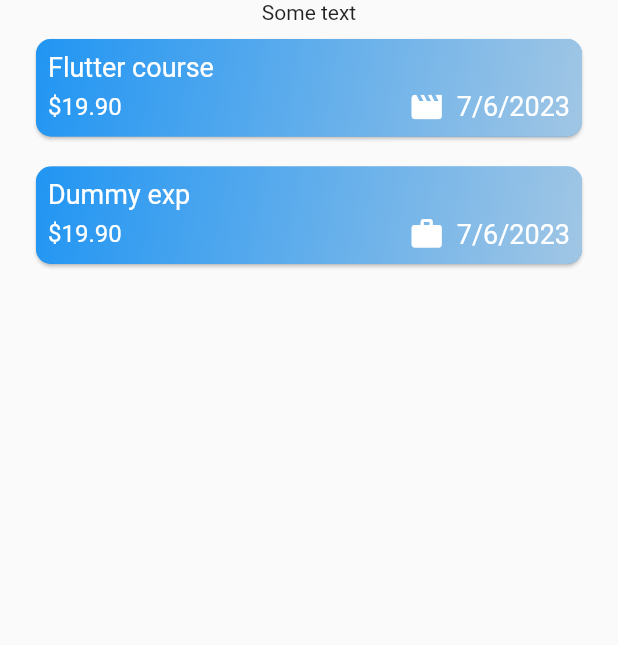
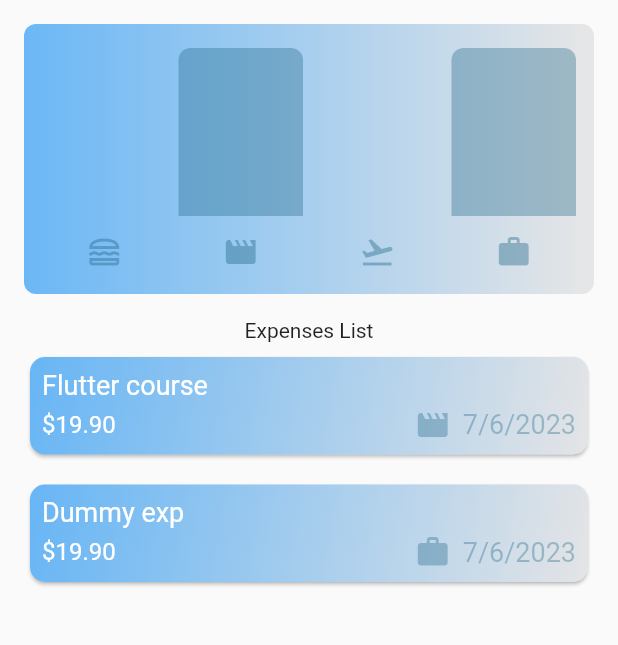
Before and after one commit to DmitrySergienko/expenses_tracker, a Flutter app: the screen it shows after launch, on a phone screen of 412 x 824 dp, the part 84-729 px from its top. Run offline on Flutter 3.47's test engine with Material 2 defaults, Android fonts, the phone set to English and light mode, and no system bars.

Commit message:
chat attached, theme updated

```diff
--- a/lib/main.dart
+++ b/lib/main.dart
@@ -21,15 +21,16 @@ void main() {
         useMaterial3: true,
          colorScheme: kDarkColorTheme,
           //add card scheme
-        cardTheme: CardTheme(
-          // Set any attributes of CardTheme you want here.
-          // As an example, I'm setting color and shape here.
-          color: kDarkColorTheme.primaryContainer,
-          //margin: const EdgeInsets.symmetric(vertical: 8),
-          shape: RoundedRectangleBorder(
-            borderRadius: BorderRadius.circular(10),
-          ),
-        ),
+        // cardTheme: CardTheme(
+        //   // Set any attributes of CardTheme you want here.
+        //   // As an example, I'm setting color and shape here.
+        //   color: kDarkColorTheme.primaryContainer,
+        //   //margin: const EdgeInsets.symmetric(vertical: 8),
+        //   shape: RoundedRectangleBorder(
+        //     borderRadius: BorderRadius.circular(10),
+        //   ),
+        // ),
+
         //add button scheme for dark mode
         elevatedButtonTheme: ElevatedButtonThemeData(
           style: ElevatedButton.styleFrom(
@@ -42,15 +43,15 @@ void main() {
         colorScheme: kColorScheme,
 
         //add card scheme
-        cardTheme: CardTheme(
-          // Set any attributes of CardTheme you want here.
-          // As an example, I'm setting color and shape here.
-          color: Colors.blue,
-          //margin: const EdgeInsets.symmetric(vertical: 8),
-          shape: RoundedRectangleBorder(
-            borderRadius: BorderRadius.circular(10),
-          ),
-        ),
+        // cardTheme: CardTheme(
+        //   // Set any attributes of CardTheme you want here.
+        //   // As an example, I'm setting color and shape here.
+        //   color: Colors.blue,
+        //   //margin: const EdgeInsets.symmetric(vertical: 8),
+        //   shape: RoundedRectangleBorder(
+        //     borderRadius: BorderRadius.circular(10),
+        //   ),
+        // ),
         //add button scheme
         elevatedButtonTheme: ElevatedButtonThemeData(
           style: ElevatedButton.styleFrom(
--- a/lib/models/expense.dart
+++ b/lib/models/expense.dart
@@ -35,3 +35,27 @@ return formatter.format(date);
   }
 
 }
+
+// to get sum for each cutegory for charts
+class ExpenseBucket{
+
+const ExpenseBucket({required this.category, required this.expenses});
+
+// is a named constructor that creates an ExpenseBucket where the expenses list only includes the expenses from allExpenses that match the specified category.
+ExpenseBucket.forCategory(List<Expense> allExpesnses, this.category)
+  :expenses = allExpesnses.where((item) => item.categoty == category).toList();
+
+
+  final Category category;
+  final List<Expense> expenses;
+
+
+  double get totalExpenses {
+    double sum = 0;
+
+    for (final i in expenses){
+      sum = sum + i.amount;
+
+    } return sum;
+  }
+}
--- /dev/null
+++ b/lib/widgets/chart/chart.dart
@@ -0,0 +1,98 @@
+import 'package:flutter/material.dart';
+
+import '../../models/expense.dart';
+import 'chart_bar.dart';
+
+
+
+class Chart extends StatelessWidget {
+  const Chart({super.key, required this.expenses});
+
+  final List<Expense> expenses;
+
+  List<ExpenseBucket> get buckets {
+    return [
+      ExpenseBucket.forCategory(expenses, Category.food),
+      ExpenseBucket.forCategory(expenses, Category.leisure),
+      ExpenseBucket.forCategory(expenses, Category.travel),
+      ExpenseBucket.forCategory(expenses, Category.work),
+    ];
+  }
+
+  double get maxTotalExpense {
+    double maxTotalExpense = 0;
+
+    for (final bucket in buckets) {
+      if (bucket.totalExpenses > maxTotalExpense) {
+        maxTotalExpense = bucket.totalExpenses;
+      }
+    }
+
+    return maxTotalExpense;
+  }
+
+  @override
+  Widget build(BuildContext context) {
+    final isDarkMode =
+        MediaQuery.of(context).platformBrightness == Brightness.dark;
+    return Container(
+      margin: const EdgeInsets.all(16),
+      padding: const EdgeInsets.symmetric(
+        vertical: 16,
+        horizontal: 8,
+      ),
+      width: double.infinity,
+      height: 180,
+      decoration: BoxDecoration(
+        borderRadius: BorderRadius.circular(8),
+        gradient: LinearGradient(
+
+          colors: [
+            Color.fromARGB(168, 33, 149, 243),
+             Color.fromARGB(172, 222, 221, 221)
+          ],
+          begin: Alignment.centerLeft,
+          end: Alignment.centerRight,
+        ),
+      ),
+      child: Column(
+        children: [
+          Expanded(
+            child: Row(
+              crossAxisAlignment: CrossAxisAlignment.end,
+              children: [
+                for (final bucket in buckets) // alternative to map()
+                  ChartBar(
+                    fill: bucket.totalExpenses == 0
+                        ? 0
+                        : bucket.totalExpenses / maxTotalExpense,
+                  )
+              ],
+            ),
+          ),
+          const SizedBox(height: 12),
+          Row(
+            children: buckets
+                .map(
+                  (bucket) => Expanded(
+                    child: Padding(
+                      padding: const EdgeInsets.symmetric(horizontal: 4),
+                      child: Icon(
+                        categoryIcons[bucket.category],
+                        color: isDarkMode
+                            ? Theme.of(context).colorScheme.primary
+                            : Theme.of(context)
+                                .colorScheme
+                                .primary
+                                .withOpacity(0.4),
+                      ),
+                    ),
+                  ),
+                )
+                .toList(),
+          )
+        ],
+      ),
+    );
+  }
+}
--- /dev/null
+++ b/lib/widgets/chart/chart_bar.dart
@@ -0,0 +1,36 @@
+import 'package:flutter/material.dart';
+
+class ChartBar extends StatelessWidget {
+  const ChartBar({
+    super.key,
+    required this.fill,
+  });
+
+  final double fill;
+
+  @override
+  Widget build(BuildContext context) {
+    final isDarkMode =
+        MediaQuery.of(context).platformBrightness == Brightness.dark;
+
+
+    return Expanded(
+      child: Padding(
+        padding: const EdgeInsets.symmetric(horizontal: 4),
+        child: FractionallySizedBox(
+          heightFactor: fill,
+          child: DecoratedBox(
+            decoration: BoxDecoration(
+              shape: BoxShape.rectangle,
+              borderRadius:
+                  const BorderRadius.vertical(top: Radius.circular(8)),
+              color: isDarkMode
+                  ? Theme.of(context).colorScheme.primary
+                  : Theme.of(context).colorScheme.primary.withOpacity(0.35),
+            ),
+          ),
+        ),
+      ),
+    );
+  }
+}
--- a/lib/widgets/expenses.dart
+++ b/lib/widgets/expenses.dart
@@ -1,3 +1,4 @@
+import 'package:expenses_tracker/widgets/chart/chart.dart';
 import 'package:expenses_tracker/widgets/expenses_list.dart/expenses_list.dart';
 import 'package:expenses_tracker/widgets/new_expense.dart';
 import 'package:flutter/material.dart';
@@ -86,7 +87,9 @@ class _ExpensesState extends State<Expenses> {
       ),
 
       body: Column(children: [
-        const Text('Some text'),
+        Chart(expenses: _registredExpences),
+
+        const Text('Expenses List'),
         // to show list on the screen, the list should be inside Expanded() function
         Expanded(
           child: mainContent,
--- a/lib/widgets/expenses_list.dart/expense_item.dart
+++ b/lib/widgets/expenses_list.dart/expense_item.dart
@@ -8,8 +8,11 @@ class ExpenseItem extends StatelessWidget {
 
   @override
   Widget build(BuildContext context) {
+    final isDarkMode =
+        MediaQuery.of(context).platformBrightness == Brightness.dark;
+
     return Padding(
-      padding: const EdgeInsets.symmetric(horizontal: 20, vertical: 6),
+      padding: const EdgeInsets.symmetric(horizontal: 16, vertical: 6),
       child: Card(
         shape: RoundedRectangleBorder(
           borderRadius: BorderRadius.circular(10),
@@ -19,7 +22,10 @@ class ExpenseItem extends StatelessWidget {
             gradient: const LinearGradient(
               begin: Alignment.topLeft,
               end: Alignment.bottomRight,
-              colors: [Color.fromARGB(168, 33, 149, 243), Color.fromARGB(172, 222, 221, 221)],
+              colors: [
+                Color.fromARGB(168, 33, 149, 243),
+                Color.fromARGB(172, 222, 221, 221)
+              ],
             ),
             borderRadius: BorderRadius.circular(10),
           ),
@@ -27,17 +33,41 @@ class ExpenseItem extends StatelessWidget {
           child: Column(
             crossAxisAlignment: CrossAxisAlignment.start,
             children: [
-              Text(expense.title,style: const TextStyle(color: Colors.white, fontSize: 18.0)),
+              Text(expense.title,
+                  style: const TextStyle(color: Colors.white, fontSize: 18.0)),
               const SizedBox(height: 4),
               Row(
                 children: [
-                  Text('\$${expense.amount.toStringAsFixed(2)}',style: const TextStyle(color: Colors.white, fontSize: 16.0)),
+                  Text('\$${expense.amount.toStringAsFixed(2)}',
+                      style:
+                          const TextStyle(color: Colors.white, fontSize: 16.0)),
                   const Spacer(),
-                  Row(children: [
-                    Icon(categoryIcons[expense.categoty], color: Colors.white,),
-                    const SizedBox(width: 8),
-                    Text(expense.formattedDate,style: const TextStyle(color: Colors.white, fontSize: 18.0))
-                  ],),
+                  Row(
+                    children: [
+                      Icon(
+                        categoryIcons[expense.categoty],
+                        color: isDarkMode
+                            ? Theme.of(context).colorScheme.primary
+                            : Theme.of(context)
+                                .colorScheme
+                                .primary
+                                .withOpacity(0.35),
+                      ),
+                      const SizedBox(width: 8),
+                      Text(
+                        expense.formattedDate,
+                        style: TextStyle(
+                          color: isDarkMode
+                           ? Theme.of(context).colorScheme.primary
+                          : Theme.of(context)
+                                .colorScheme
+                                .primary
+                                .withOpacity(0.35),
+                          fontSize: 18.0,
+                        ),
+                      ),
+                    ],
+                  ),
                 ],
               ),
             ],
--- a/lib/widgets/new_expense.dart
+++ b/lib/widgets/new_expense.dart
@@ -91,7 +91,7 @@ class _NewExpenseState extends State<NewExpense> {
   @override
   Widget build(context) {
     return Padding(
-      padding: const EdgeInsets.fromLTRB(16, 48, 16, 16),
+      padding: const EdgeInsets.fromLTRB(16, 68, 16, 16),
       child: Column(
         children: [
           TextField(
```
